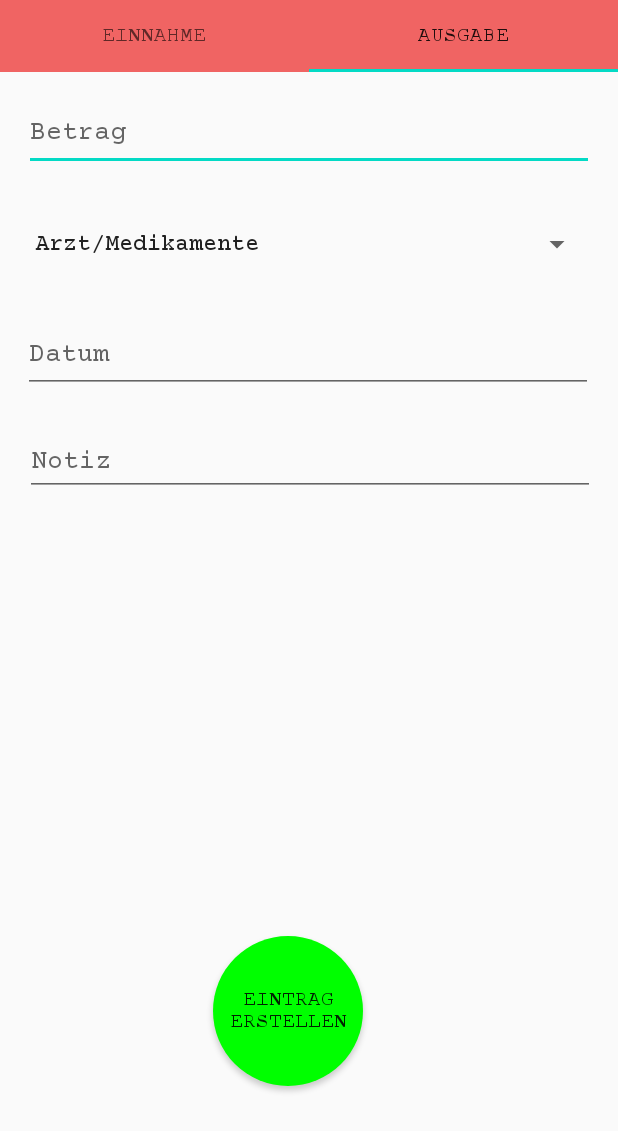
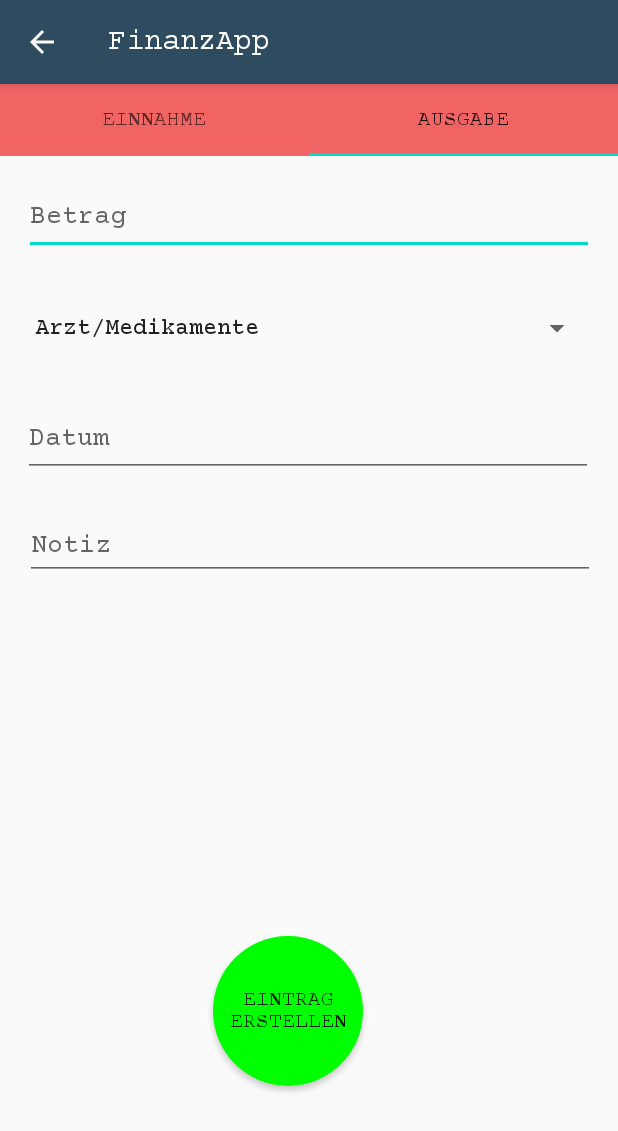
Before and after one commit to Hartlex/FinanzApp, an Android app: the AddEntryActivity screen opened directly, with no data from a screen before it, on a phone screen of 412 x 824 dp. Shown: the top 1131 px of the screen. Run offline under Robolectric (Android 15) with nearby library versions, the phone set to English and light mode, and no system bars.

Commit message:
Toolbar in der AddEntryActivity angepasst und back button eingefügt

```diff
--- a/app/src/main/AndroidManifest.xml
+++ b/app/src/main/AndroidManifest.xml
@@ -11,7 +11,9 @@
         android:theme="@style/AppTheme">
         <activity android:name=".AddEntryActivity"
             android:label="@string/app_name"
-            android:theme="@style/AppTheme.NoActionBar"></activity>
+            android:theme="@style/AppTheme"
+            android:parentActivityName=".MainActivity">
+        </activity>
         <activity
             android:name=".MainActivity"
             android:label="@string/app_name"
--- a/app/src/main/java/com/example/finanzapp/AddEntryActivity.java
+++ b/app/src/main/java/com/example/finanzapp/AddEntryActivity.java
@@ -29,6 +29,7 @@ public class AddEntryActivity extends AppCompatActivity {
     protected void onCreate(Bundle savedInstanceState) {
         super.onCreate(savedInstanceState);
         setContentView(R.layout.activity_add_entry);
+        getSupportActionBar().setDisplayHomeAsUpEnabled(true);
         Intent intent = getIntent();
         isExpense = intent.getBooleanExtra("isExpense",true);
 
--- a/app/src/main/res/values/styles.xml
+++ b/app/src/main/res/values/styles.xml
@@ -3,7 +3,7 @@
     <!-- Base application theme. -->
     <style name="AppTheme" parent="Theme.AppCompat.Light.DarkActionBar">
         <!-- Customize your theme here. -->
-        <item name="colorPrimary">@color/colorPrimary</item>
+        <item name="colorPrimary">@color/coloricon</item>
         <item name="colorPrimaryDark">@color/colorPrimaryDark</item>
         <item name="colorAccent">@color/colorAccent</item>
         <item name="fontFamily">@font/courier_prime</item>
```
